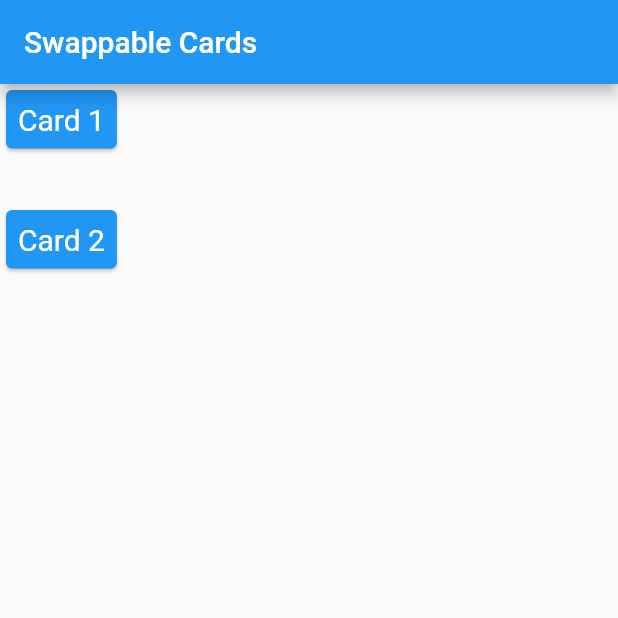
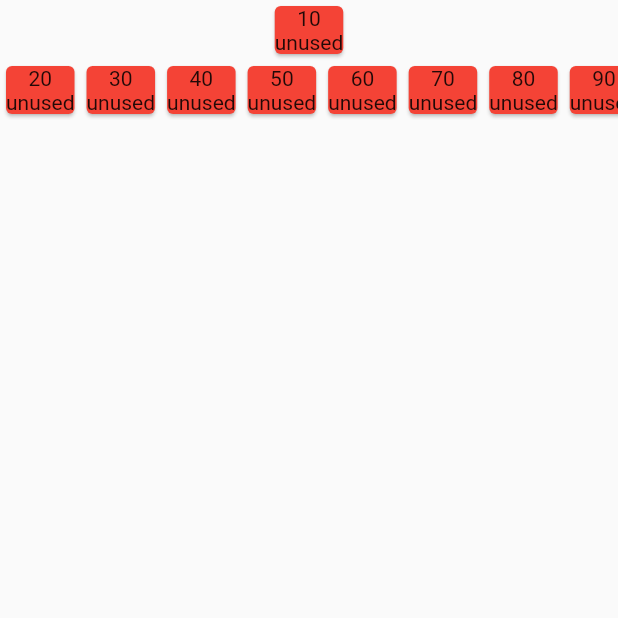
Before and after one commit to shoAppRepo/pokeDamage, a Flutter app: the screen it shows after launch, on a phone screen of 412 x 824 dp, the top half of it. Run offline on Flutter 3.47's test engine with Material 2 defaults, Android fonts, the phone set to English and light mode, and no system bars.

```diff
--- a/lib/main.dart
+++ b/lib/main.dart
@@ -8,50 +8,73 @@ class MyApp extends StatelessWidget {
   @override
   Widget build(BuildContext context) {
     return const MaterialApp(
-      home: DraggableCardDemo(),
+      home: Home(),
     );
   }
 }
 
-class DraggableCardDemo extends StatefulWidget {
-  const DraggableCardDemo({super.key});
+class Home extends StatefulWidget {
+  const Home({super.key});
 
   @override
-  // ignore: library_private_types_in_public_api
-  _DraggableCardDemoState createState() => _DraggableCardDemoState();
+  State<Home> createState() => _HomeState();
 }
 
-class _DraggableCardDemoState extends State<DraggableCardDemo> {
-  List<String> cardList = ['Card 1', 'Card 2'];
+class _HomeState extends State<Home> {
+
+  List<Map> cards = [
+    {'damage': 10, 'ability': 'unused'},
+    {'damage': 20, 'ability': 'unused'},
+    {'damage': 30, 'ability': 'unused'},
+    {'damage': 40, 'ability': 'unused'},
+    {'damage': 50, 'ability': 'unused'},
+    {'damage': 60, 'ability': 'unused'},
+    {'damage': 70, 'ability': 'unused'},
+    {'damage': 80, 'ability': 'unused'},
+    {'damage': 90, 'ability': 'unused'},
+  ];
 
   @override
   Widget build(BuildContext context) {
     return Scaffold(
-      appBar: AppBar(title: const Text('Swappable Cards')),
-      body: Center(
-        child: Stack(
-          children: cardList
-              .asMap()
-              .map((index, cardText) {
-                return MapEntry(
-                  index,
+      body: SafeArea(
+        child: Center(
+          child: Column(
+            children: [
               DraggableCard(
-                    cardText: cardText,
-                    index: index,
-                    cardList: cardList,
+                index: 0,
+                card: cards[0],
                 onCardSwapped: (draggedIndex, targetIndex) {
                   setState(() {
-                        // Swap the cards in the list
-                        String draggedCard = cardList[draggedIndex];
-                        cardList[draggedIndex] = cardList[targetIndex];
-                        cardList[targetIndex] = draggedCard;
+                    final targetData = cards[targetIndex];
+
+                    cards[targetIndex] = cards[draggedIndex];
+                    cards[draggedIndex] = targetData;
                   });
-                    },
+                }),
+              SingleChildScrollView(
+                scrollDirection: Axis.horizontal,
+                child: Row(
+                  mainAxisAlignment: MainAxisAlignment.center,
+                  children: <DraggableCard>[
+                    for(int i = 1; i < cards.length; i++)
+                      DraggableCard(
+                        index: i,
+                        card: cards[i],
+                        onCardSwapped: (draggedIndex, targetIndex) {
+                          setState(() {
+                            final targetData = cards[targetIndex];
+
+                            cards[targetIndex] = cards[draggedIndex];
+                            cards[draggedIndex] = targetData;
+                          });
+                        }
                       ),
-                );
-              })
-              .values
-              .toList(),
+                  ],
+                ),
+              )
+            ],
+          ),
         ),
       ),
     );
@@ -59,63 +82,35 @@ class _DraggableCardDemoState extends State<DraggableCardDemo> {
 }
 
 class DraggableCard extends StatelessWidget {
-  final String cardText;
   final int index;
-  final List<String> cardList;
+  final Map card;
   final Function(int draggedIndex, int targetIndex) onCardSwapped;
 
-  const DraggableCard({super.key,
-    required this.cardText,
-    required this.index,
-    required this.cardList,
-    required this.onCardSwapped,
-  });
+  const DraggableCard({super.key, required this.index, required this.card, required this.onCardSwapped});
 
   @override
   Widget build(BuildContext context) {
-    return Positioned(
-      top: index * 80.0, // Adjust the vertical position of each card
-      child: Draggable(
-        feedback: Material(
-          child: Card(
-            color: Colors.blue, // You can use different colors for each card.
-            child: Padding(
-              padding: const EdgeInsets.all(8.0),
-              child: Text(
-                cardText,
-                style: const TextStyle(fontSize: 20.0, color: Colors.white),
+    return Draggable(
+      data: index,
+      feedback: const Card(
+        color: Colors.blue,
+        child: Text('moving')
       ),
-            ),
-          ),
-        ),
-        childWhenDragging: Container(),
-        onDragCompleted: () {
-          // Handle if the drag is completed (optional).
+      child: DragTarget<int>(
+        onAccept: (data) {
+          onCardSwapped(data, index);
         },
-        onDraggableCanceled: (_, __) {
-          // Handle if the drag is canceled (optional).
-        },
-        data: cardText,
-        child: DragTarget<String>(
-          onWillAccept: (data) => data != cardText,
-          onAccept: (data) {
-            int draggedIndex = cardList.indexOf(data);
-            int targetIndex = cardList.indexOf(cardText);
-            onCardSwapped(draggedIndex, targetIndex);
-          },
-          builder: (_, __, ___) {
+        builder: (_,__,___) {
           return Card(
-              color: Colors.blue, // You can use different colors for each card.
-              child: Padding(
-                padding: const EdgeInsets.all(8.0),
-                child: Text(
-                  cardText,
-                  style: const TextStyle(fontSize: 20.0, color: Colors.white),
-                ),
-              ),
+            color: Colors.red,
+            child: Column(
+              children: [
+                Text(card['damage'].toString()),
+                Text(card['ability']),
+              ],
+            )
           );
-          },
-        ),
+        }
       ),
     );
   }
```
Also changed, not shown: lib/draggable_card.dart (added, +122 -0 lines), 1 other file. Lines whose indentation alone changed are shown as unchanged.
